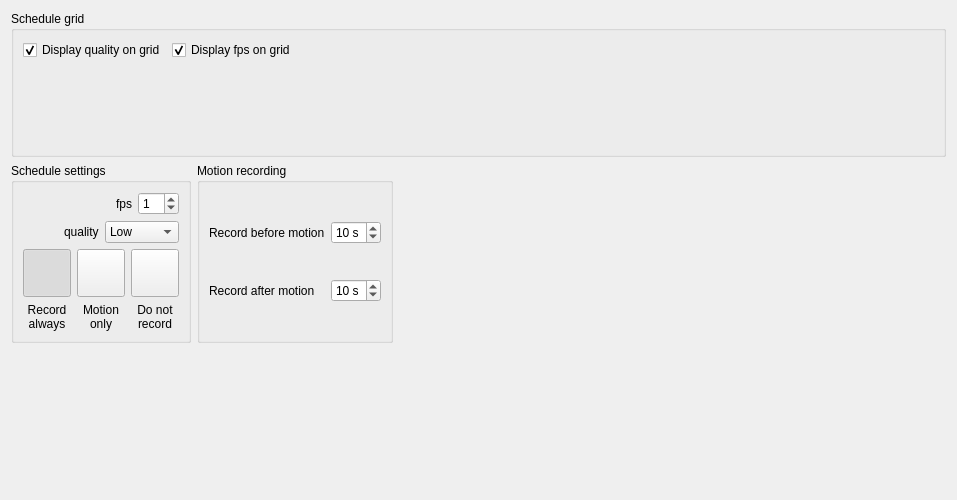
The window that client/src/ui/device_settings/camera_schedule.ui (networkoptix/nx_open) describes before a commit, drawn with Qt 5.
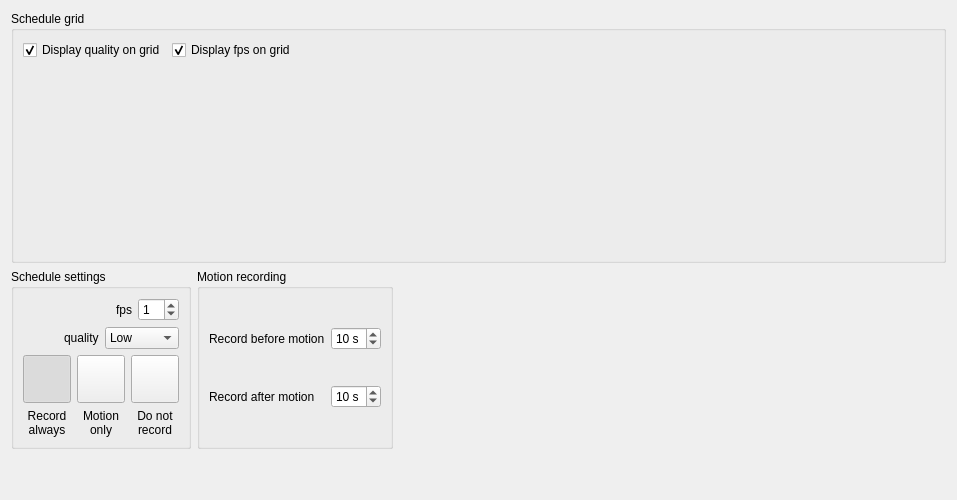
The same window after the commit. Custom widgets are drawn as their Qt base class.

Commit message:
schedule layout fixes
<==== Mercurial data ====>
Branch: master

What changed in the file:
```diff
--- a/client/src/ui/device_settings/camera_schedule.ui
+++ b/client/src/ui/device_settings/camera_schedule.ui
@@ -16,12 +16,6 @@
   <layout class="QVBoxLayout" name="verticalLayout_5">
    <item>
     <widget class="QGroupBox" name="groupBox_2">
-     <property name="sizePolicy">
-      <sizepolicy hsizetype="Expanding" vsizetype="Expanding">
-       <horstretch>0</horstretch>
-       <verstretch>0</verstretch>
-      </sizepolicy>
-     </property>
      <property name="title">
       <string>Schedule grid</string>
      </property>
@@ -29,6 +23,9 @@
       <bool>true</bool>
      </property>
      <layout class="QVBoxLayout" name="verticalLayout_7">
+      <property name="leftMargin">
+       <number>9</number>
+      </property>
       <item>
        <layout class="QHBoxLayout" name="horizontalLayout_5">
         <property name="spacing">
@@ -87,6 +84,9 @@
       </item>
       <item>
        <widget class="QnScheduleGridWidget" name="gridWidget" native="true">
+        <property name="enabled">
+         <bool>true</bool>
+        </property>
         <property name="sizePolicy">
          <sizepolicy hsizetype="Expanding" vsizetype="Expanding">
           <horstretch>0</horstretch>
@@ -471,6 +471,9 @@
      <property name="orientation">
       <enum>Qt::Vertical</enum>
      </property>
+     <property name="sizeType">
+      <enum>QSizePolicy::Preferred</enum>
+     </property>
      <property name="sizeHint" stdset="0">
       <size>
        <width>20</width>
```
The commit also changes 4 other files.
